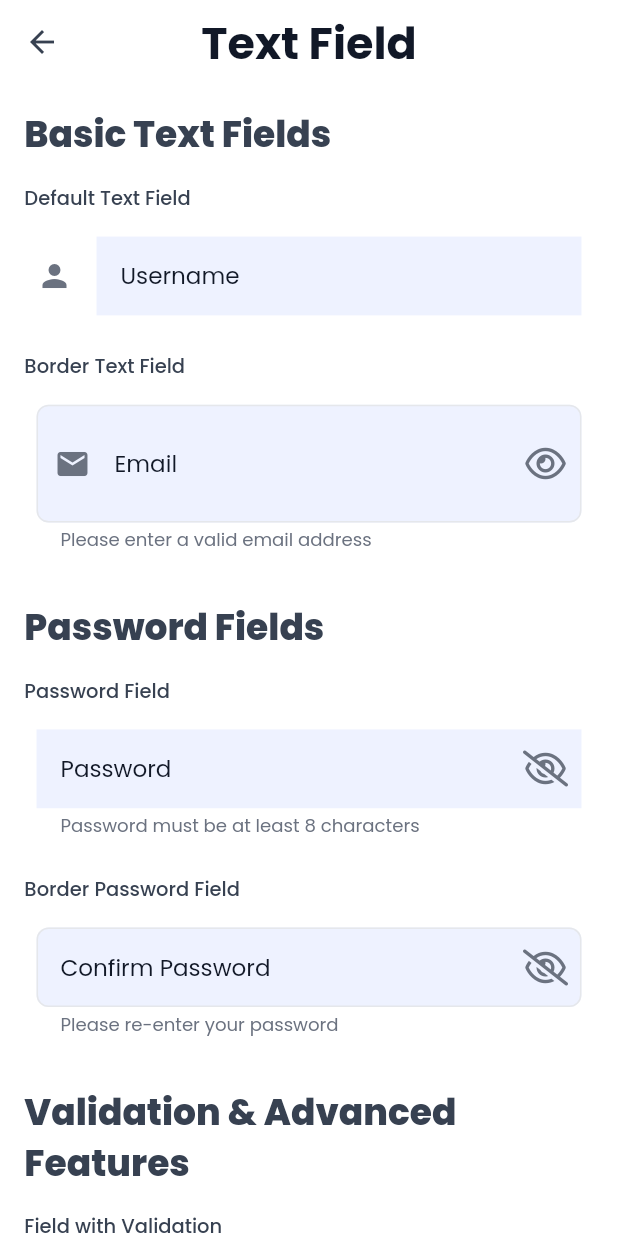
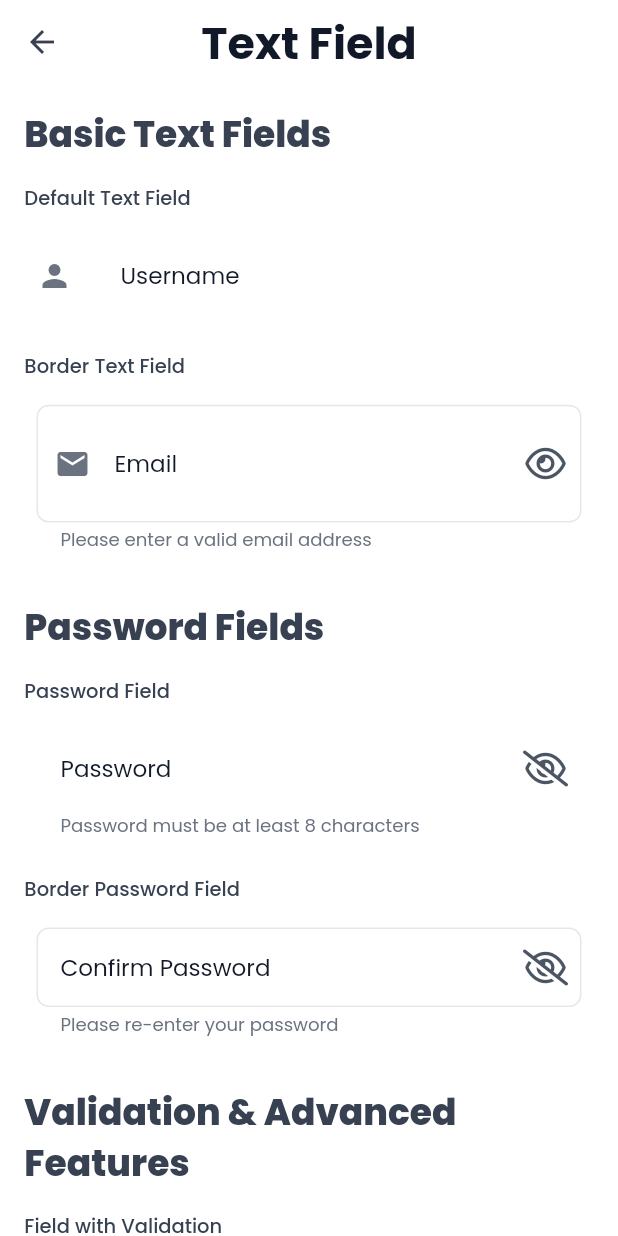
Before and after one commit to ajianaz/micropack_ui_kit, a Flutter app: the TextFieldPage screen opened directly, on a phone screen of 412 x 824 dp. Run offline on Flutter 3.47's test engine with Material 3 defaults, Android fonts, the phone set to English and light mode, and no system bars; our stand-ins replace flutter_animate, flutter_screenutil, flutter_spinkit, font_awesome_flutter, gap, google_fonts and 3 more; accounts and stored records are empty.

Commit message:
feat(ui): improve text field theming consistency
Update text field component colors to use neutral palette for better contrast and consistency across light/dark themes. Changes include using neutral80 for icons, neutral60 for hint text, and cardColor for background fill to ensure proper visual hierarchy in both modes.

```diff
--- a/example/lib/pages/textfield_page.dart
+++ b/example/lib/pages/textfield_page.dart
@@ -165,7 +165,7 @@ class _TextFieldPageState extends State<TextFieldPage> {
                 prefixIcon: Icon(Icons.search, color: context.mp.subtitleColor),
                 suffixIcon: Icon(Icons.mic, color: context.mp.subtitleColor),
                 filled: true,
-                fillColor: context.mp.primarySurface,
+                fillColor: context.mp.cardColor,
                 onChange: (value) => print('Icon field changed: $value'),
               ),
             ),
--- a/lib/mp_ui_kit_settings.dart
+++ b/lib/mp_ui_kit_settings.dart
@@ -100,12 +100,14 @@ class MpUiKit {
   static String? fontName;
 
   /// Mengatur gaya teks [default]
+  /// Note: The color property will be overridden by theme-aware colors in components
+  /// This ensures proper dark mode support
   static MPTextStyle? textStyle = MPTextStyle(
     minLines: 1,
     textOverflow: TextOverflow.clip,
     fontSize: 14,
     fontWeight: FontWeight.normal,
-    color: colorText,
+    color: colorText, // This will be overridden by theme-aware colors
     fontStyle: FontStyle.normal,
   );
 
--- a/lib/src/components/textfield/mp_textfield.dart
+++ b/lib/src/components/textfield/mp_textfield.dart
@@ -11,16 +11,17 @@ import 'package:micropack_ui_kit/src/core/styles/mp_text_field_border.dart';
 /// for consistent theming across light and dark modes.
 ///
 /// Theme Implementation:
+/// - Background: uses context.mp.adaptiveBackgroundColor
 /// - Cursor color: uses context.mp.primary
-/// - Icon colors: uses context.mp.primary, context.mp.subtitleColor, context.mp.captionColor
-/// - Clear button icon: uses context.mp.subtitleColor
+/// - Icon colors: uses context.mp.neutral80 for consistent visibility
+/// - Clear button icon: uses context.mp.neutral80
 /// - Loading indicator: uses context.mp.primary
 /// - Image placeholder: uses context.mp.neutral30 and context.mp.captionColor
 ///
 /// State Colors:
 /// - Enabled: uses context.mp.textColor
 /// - Disabled: uses context.mp.disabledColor
-/// - Hint text: uses context.mp.subtitleColor
+/// - Hint text: uses context.mp.neutral60
 /// - Label text: uses context.mp.textColor
 /// - Helper text: uses context.mp.subtitleColor
 /// - Error text: uses context.mp.errorColor
@@ -727,9 +728,9 @@ class _MPTextFieldState extends State<MPTextField> {
         icon: widget.icon,
         iconColor: widget.iconColor ?? themeColors.primary,
 
-        // Prefix icon with theme-aware primary color
+        // Prefix icon with theme-aware neutral80 color for consistency
         prefixIcon: widget.prefixIcon,
-        prefixIconColor: widget.prefixIconColor ?? themeColors.primary,
+        prefixIconColor: widget.prefixIconColor ?? themeColors.neutral80,
         prefix: widget.prefix,
         prefixText: widget.prefixText,
         prefixStyle:
@@ -739,7 +740,7 @@ class _MPTextFieldState extends State<MPTextField> {
 
         // Suffix elements with theme-aware colors
         suffixIcon: finalSuffixIcon,
-        suffixIconColor: widget.suffixIconColor ?? themeColors.subtitleColor,
+        suffixIconColor: widget.suffixIconColor ?? themeColors.neutral80,
         suffix: widget.suffix,
         suffixText: widget.suffixText,
         suffixStyle:
@@ -768,8 +769,10 @@ class _MPTextFieldState extends State<MPTextField> {
           color: widget.errorStyle?.color ?? themeColors.errorColor,
         ),
 
-        // Fill color with theme-aware surface color for proper contrast
-        fillColor: widget.fillColor ?? themeColors.primarySurface,
+        // Fill color using cardColor for proper dark mode contrast and visual separation
+        // In dark mode: uses neutral80 (medium-dark) for contrast against neutral90 background
+        // In light mode: uses neutral10 (white)
+        fillColor: widget.fillColor ?? themeColors.cardColor,
         filled: widget.filled ?? true,
         border: widget.border?.border?.toBorder() ??
             _getThemeAwareBorder(themeColors, 'default'),
@@ -790,6 +793,7 @@ class _MPTextFieldState extends State<MPTextField> {
       keyboardType: widget.keyboardType,
       textInputAction: widget.textInputAction,
       // Text style with theme-aware text color for readability
+      // Always use theme-aware color unless explicitly overridden
       style:
           (widget.textStyle?.toTextStyle() ?? MpUiKit.textStyle.toTextStyle())
               .copyWith(
```
